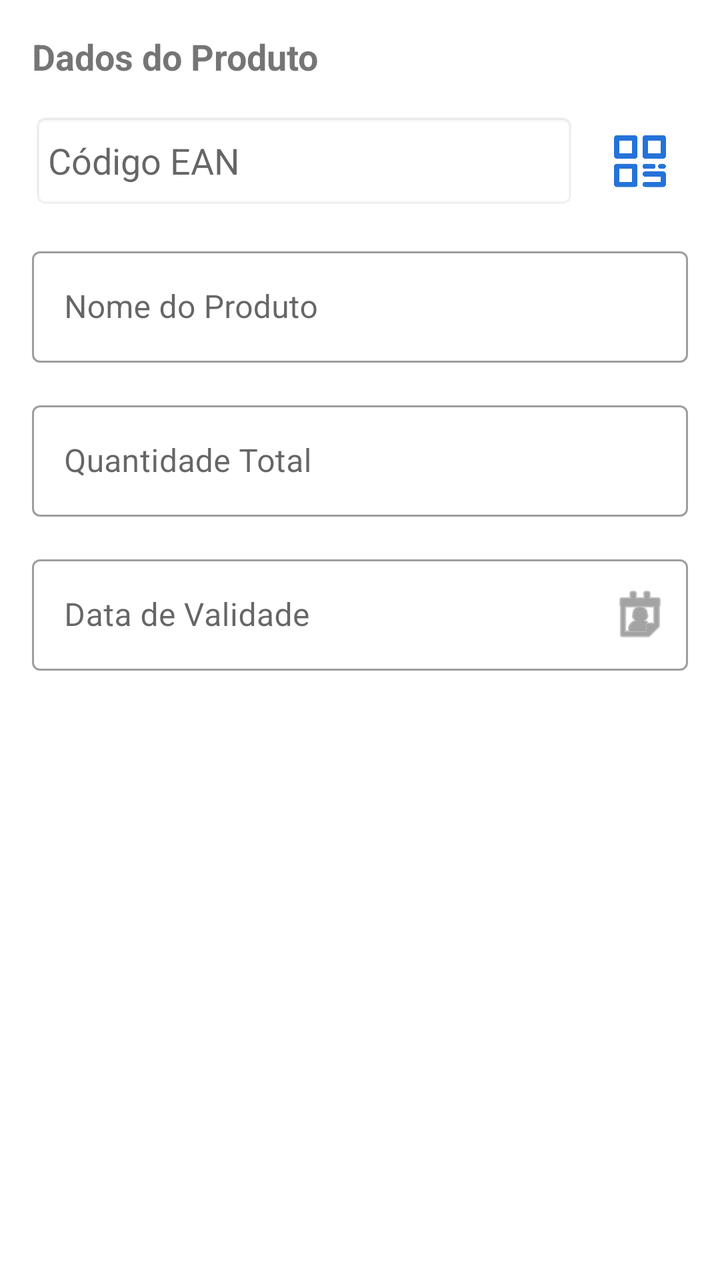
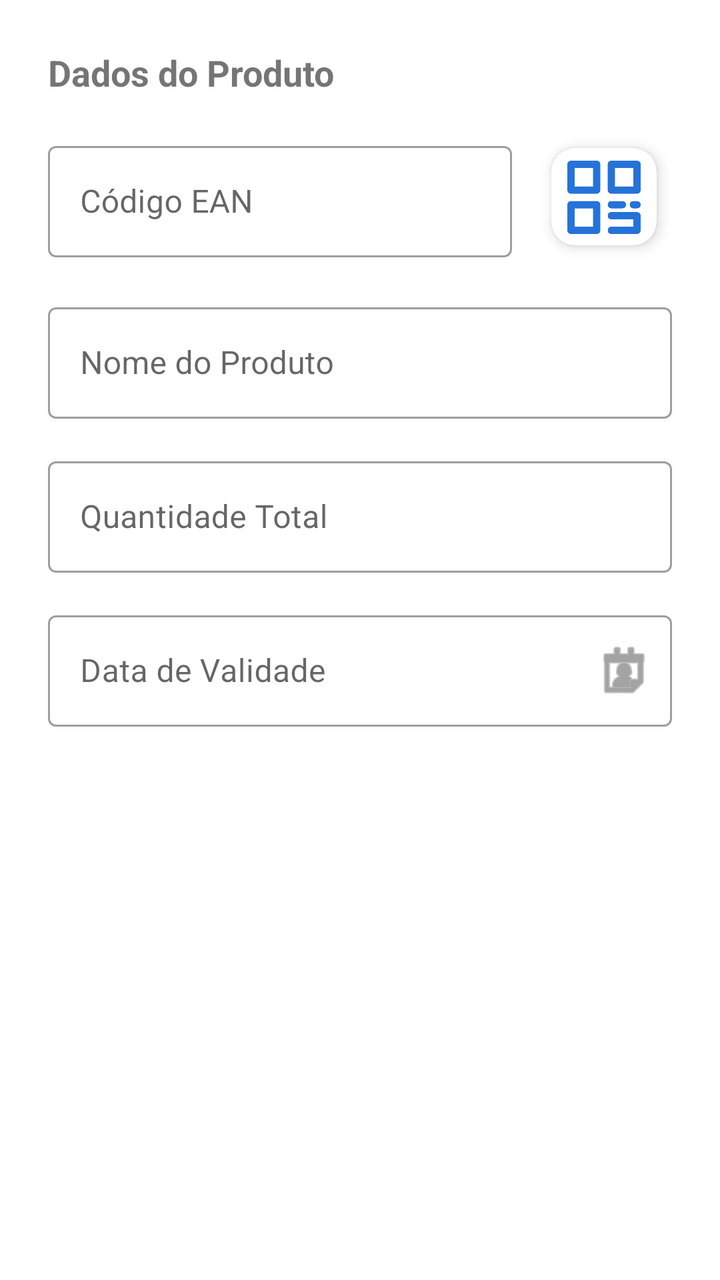

The first picture is an Android layout as it rendered before a commit; the second is the same layout after the commit. The layout source and the unified diff follow.
<!-- AndroidManifest.xml: application theme Theme.PistaLimpa -->
<!-- res/layout/dialog_admin_novo_produto.xml -->
<?xml version="1.0" encoding="utf-8"?>
<LinearLayout xmlns:android="http://schemas.android.com/apk/res/android"
    xmlns:app="http://schemas.android.com/apk/res-auto"
    android:layout_width="match_parent"
    android:layout_height="wrap_content"
    android:orientation="vertical"
    android:padding="16dp">

    <TextView
        android:layout_width="match_parent"
        android:layout_height="wrap_content"
        android:layout_marginBottom="16dp"
        android:text="Dados do Produto"
        android:textSize="18sp"
        android:textStyle="bold" />

    
    <LinearLayout
        android:layout_width="match_parent"
        android:layout_height="wrap_content"
        android:orientation="horizontal"
        android:gravity="center_vertical"
        android:layout_marginBottom="16dp">

        <EditText
            android:id="@+id/etNovoEan"
            android:layout_width="0dp"
            android:layout_height="48dp"
            android:layout_weight="1"
            android:background="@android:drawable/editbox_background"
            android:hint="Código EAN"
            android:inputType="number"
            android:padding="8dp" />

        <ImageButton
            android:id="@+id/btnScanEanDialog"
            android:layout_width="48dp"
            android:layout_height="48dp"
            android:layout_marginStart="8dp"
            android:background="?attr/selectableItemBackgroundBorderless"
            android:contentDescription="Escanear EAN"
            android:padding="8dp"
            android:scaleType="fitCenter"
            android:src="@drawable/qrcode"
            app:tint="?attr/colorPrimary" />
    </LinearLayout>

    <com.google.android.material.textfield.TextInputLayout
        android:id="@+id/tilNovoNome"
        style="@style/Widget.MaterialComponents.TextInputLayout.OutlinedBox"
        android:layout_width="match_parent"
        android:layout_height="wrap_content"
        android:layout_marginBottom="16dp"
        android:hint="Nome do Produto">

        <com.google.android.material.textfield.TextInputEditText
            android:id="@+id/etNovoNome"
            android:layout_width="match_parent"
            android:layout_height="wrap_content"
            android:inputType="textCapWords" />
    </com.google.android.material.textfield.TextInputLayout>

    <com.google.android.material.textfield.TextInputLayout
        android:id="@+id/tilNovoQuantidade"
        style="@style/Widget.MaterialComponents.TextInputLayout.OutlinedBox"
        android:layout_width="match_parent"
        android:layout_height="wrap_content"
        android:layout_marginBottom="16dp"
        android:hint="Quantidade Total">

        <com.google.android.material.textfield.TextInputEditText
            android:id="@+id/etNovoQuantidade"
            android:layout_width="match_parent"
            android:layout_height="wrap_content"
            android:inputType="number" />
    </com.google.android.material.textfield.TextInputLayout>

    <com.google.android.material.textfield.TextInputLayout
        android:id="@+id/tilNovoValidade"
        style="@style/Widget.MaterialComponents.TextInputLayout.OutlinedBox"
        android:layout_width="match_parent"
        android:layout_height="wrap_content"
        android:layout_marginBottom="16dp"
        android:hint="Data de Validade"
        app:endIconMode="custom"
        app:endIconDrawable="@android:drawable/ic_menu_my_calendar">

        <com.google.android.material.textfield.TextInputEditText
            android:id="@+id/etNovoValidade"
            android:layout_width="match_parent"
            android:layout_height="wrap_content"
            android:focusable="false"
            android:clickable="true"
            android:inputType="none" />
    </com.google.android.material.textfield.TextInputLayout>

    <TextView
        android:id="@+id/tvAvisoExistente"
        android:layout_width="match_parent"
        android:layout_height="wrap_content"
        android:layout_marginTop="8dp"
        android:text="* Produto já cadastrado. Os dados acima serão atualizados."
        android:textColor="#F44336"
        android:textSize="12sp"
        android:visibility="gone" />

</LinearLayout>
<!-- resources referenced by this layout -->
<resources>
  <!-- drawable qrcode: png bitmap (drawable, 11988 bytes) -->
  <style name="Theme.PistaLimpa" parent="Theme.MaterialComponents.DayNight.DarkActionBar">
          
          <item name="colorPrimary">@color/purple_500</item>
          <item name="colorPrimaryVariant">@color/purple_700</item>
          <item name="colorOnPrimary">@color/white</item>
          
          <item name="colorSecondary">@color/teal_200</item>
          <item name="colorSecondaryVariant">@color/teal_700</item>
          <item name="colorOnSecondary">@color/black</item>
          
          <item name="android:statusBarColor">?attr/colorPrimaryVariant</item>
          
      </style>
  <color name="purple_500">#2573D9</color>
  <color name="purple_700">#2573D9</color>
  <color name="white">#F2F2F2</color>
  <color name="teal_200">#FF03DAC5</color>
  <color name="teal_700">#FF018786</color>
  <color name="black">#FF000000</color>
</resources>

<!-- the commit's change to res/layout/dialog_admin_novo_produto.xml (unified diff, before → after) -->
@@ -4,7 +4,9 @@
     android:layout_width="match_parent"
     android:layout_height="wrap_content"
     android:orientation="vertical"
-    android:padding="16dp">
+    android:clipChildren="false"
+    android:clipToPadding="false"
+    android:padding="24dp">
 
     <TextView
         android:layout_width="match_parent"
@@ -20,29 +22,45 @@
         android:layout_height="wrap_content"
         android:orientation="horizontal"
         android:gravity="center_vertical"
+        android:clipChildren="false"
+        android:clipToPadding="false"
         android:layout_marginBottom="16dp">
 
-        <EditText
-            android:id="@+id/etNovoEan"
+        <com.google.android.material.textfield.TextInputLayout
+            android:id="@+id/tilNovoEan"
+            style="@style/Widget.MaterialComponents.TextInputLayout.OutlinedBox"
             android:layout_width="0dp"
-            android:layout_height="48dp"
+            android:layout_height="wrap_content"
             android:layout_weight="1"
-            android:background="@android:drawable/editbox_background"
-            android:hint="Código EAN"
-            android:inputType="number"
-            android:padding="8dp" />
+            android:hint="Código EAN">
 
-        <ImageButton
-            android:id="@+id/btnScanEanDialog"
-            android:layout_width="48dp"
-            android:layout_height="48dp"
-            android:layout_marginStart="8dp"
-            android:background="?attr/selectableItemBackgroundBorderless"
-            android:contentDescription="Escanear EAN"
-            android:padding="8dp"
-            android:scaleType="fitCenter"
-            android:src="@drawable/qrcode"
-            app:tint="?attr/colorPrimary" />
+            <com.google.android.material.textfield.TextInputEditText
+                android:id="@+id/etNovoEan"
+                android:layout_width="match_parent"
+                android:layout_height="wrap_content"
+                android:inputType="number" />
+        </com.google.android.material.textfield.TextInputLayout>
+
+        <com.google.android.material.card.MaterialCardView
+            android:id="@+id/cardScanEanDialog"
+            android:layout_width="68dp"
+            android:layout_height="68dp"
+            android:layout_marginStart="12dp"
+            app:cardCornerRadius="12dp"
+            app:cardElevation="4dp"
+            app:cardUseCompatPadding="true">
+
+            <ImageButton
+                android:id="@+id/btnScanEanDialog"
+                android:layout_width="match_parent"
+                android:layout_height="match_parent"
+                android:background="?attr/selectableItemBackground"
+                android:contentDescription="Escanear EAN"
+                android:padding="2dp"
+                android:scaleType="fitCenter"
+                android:src="@drawable/qrcode"
+                app:tint="?attr/colorPrimary" />
+        </com.google.android.material.card.MaterialCardView>
     </LinearLayout>
 
     <com.google.android.material.textfield.TextInputLayout
